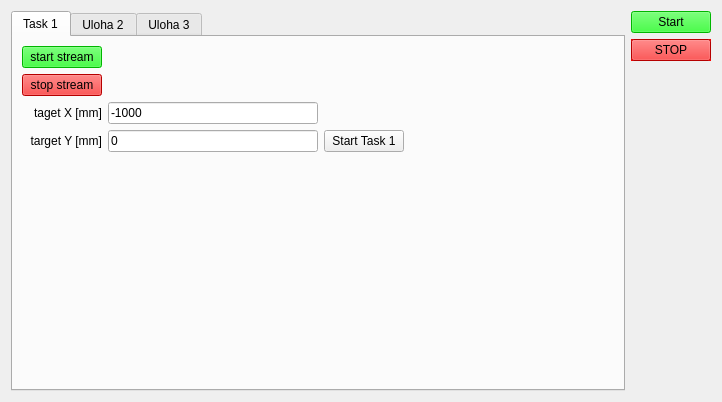
This is irobot/iRobotGUI.ui in amirhammad/iRobotCreate as Qt 5 draws it before an edit. The edited form follows.
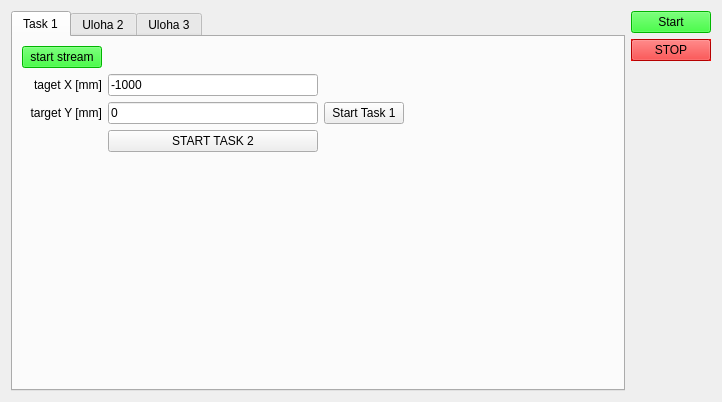
This is the edited form.

Commit message:
Task1 and Task2 working
Task1: make square
Task2: clean rectangle by user defined dimensions

What changed in the file:
```diff
--- a/irobot/iRobotGUI.ui
+++ b/irobot/iRobotGUI.ui
@@ -897,428 +897,6 @@
        <string>Task 1</string>
       </attribute>
       <layout class="QGridLayout" name="gridLayout">
-       <item row="1" column="0">
-        <widget class="QPushButton" name="buttonTask1Stop">
-         <property name="palette">
-          <palette>
-           <active>
-            <colorrole role="WindowText">
-             <brush brushstyle="SolidPattern">
-              <color alpha="255">
-               <red>0</red>
-               <green>0</green>
-               <blue>0</blue>
-              </color>
-             </brush>
-            </colorrole>
-            <colorrole role="Button">
-             <brush brushstyle="SolidPattern">
-              <color alpha="255">
-               <red>255</red>
-               <green>0</green>
-               <blue>0</blue>
-              </color>
-             </brush>
-            </colorrole>
-            <colorrole role="Light">
-             <brush brushstyle="SolidPattern">
-              <color alpha="255">
-               <red>255</red>
-               <green>127</green>
-               <blue>127</blue>
-              </color>
-             </brush>
-            </colorrole>
-            <colorrole role="Midlight">
-             <brush brushstyle="SolidPattern">
-              <color alpha="255">
-               <red>255</red>
-               <green>63</green>
-               <blue>63</blue>
-              </color>
-             </brush>
-            </colorrole>
-            <colorrole role="Dark">
-             <brush brushstyle="SolidPattern">
-              <color alpha="255">
-               <red>127</red>
-               <green>0</green>
-               <blue>0</blue>
-              </color>
-             </brush>
-            </colorrole>
-            <colorrole role="Mid">
-             <brush brushstyle="SolidPattern">
-              <color alpha="255">
-               <red>170</red>
-               <green>0</green>
-               <blue>0</blue>
-              </color>
-             </brush>
-            </colorrole>
-            <colorrole role="Text">
-             <brush brushstyle="SolidPattern">
-              <color alpha="255">
-               <red>0</red>
-               <green>0</green>
-               <blue>0</blue>
-              </color>
-             </brush>
-            </colorrole>
-            <colorrole role="BrightText">
-             <brush brushstyle="SolidPattern">
-              <color alpha="255">
-               <red>255</red>
-               <green>255</green>
-               <blue>255</blue>
-              </color>
-             </brush>
-            </colorrole>
-            <colorrole role="ButtonText">
-             <brush brushstyle="SolidPattern">
-              <color alpha="255">
-               <red>0</red>
-               <green>0</green>
-               <blue>0</blue>
-              </color>
-             </brush>
-            </colorrole>
-            <colorrole role="Base">
-             <brush brushstyle="SolidPattern">
-              <color alpha="255">
-               <red>255</red>
-               <green>255</green>
-               <blue>255</blue>
-              </color>
-             </brush>
-            </colorrole>
-            <colorrole role="Window">
-             <brush brushstyle="SolidPattern">
-              <color alpha="255">
-               <red>255</red>
-               <green>0</green>
-               <blue>0</blue>
-              </color>
-             </brush>
-            </colorrole>
-            <colorrole role="Shadow">
-             <brush brushstyle="SolidPattern">
-              <color alpha="255">
-               <red>0</red>
-               <green>0</green>
-               <blue>0</blue>
-              </color>
-             </brush>
-            </colorrole>
-            <colorrole role="AlternateBase">
-             <brush brushstyle="SolidPattern">
-              <color alpha="255">
-               <red>255</red>
-               <green>127</green>
-               <blue>127</blue>
-              </color>
-             </brush>
-            </colorrole>
-            <colorrole role="ToolTipBase">
-             <brush brushstyle="SolidPattern">
-              <color alpha="255">
-               <red>255</red>
-               <green>255</green>
-               <blue>220</blue>
-              </color>
-             </brush>
-            </colorrole>
-            <colorrole role="ToolTipText">
-             <brush brushstyle="SolidPattern">
-              <color alpha="255">
-               <red>0</red>
-               <green>0</green>
-               <blue>0</blue>
-              </color>
-             </brush>
-            </colorrole>
-           </active>
-           <inactive>
-            <colorrole role="WindowText">
-             <brush brushstyle="SolidPattern">
-              <color alpha="255">
-               <red>0</red>
-               <green>0</green>
-               <blue>0</blue>
-              </color>
-             </brush>
-            </colorrole>
-            <colorrole role="Button">
-             <brush brushstyle="SolidPattern">
-              <color alpha="255">
-               <red>255</red>
-               <green>0</green>
-               <blue>0</blue>
-              </color>
-             </brush>
-            </colorrole>
-            <colorrole role="Light">
-             <brush brushstyle="SolidPattern">
-              <color alpha="255">
-               <red>255</red>
-               <green>127</green>
-               <blue>127</blue>
-              </color>
-             </brush>
-            </colorrole>
-            <colorrole role="Midlight">
-             <brush brushstyle="SolidPattern">
-              <color alpha="255">
-               <red>255</red>
-               <green>63</green>
-               <blue>63</blue>
-              </color>
-             </brush>
-            </colorrole>
-            <colorrole role="Dark">
-             <brush brushstyle="SolidPattern">
-              <color alpha="255">
-               <red>127</red>
-               <green>0</green>
-               <blue>0</blue>
-              </color>
-             </brush>
-            </colorrole>
-            <colorrole role="Mid">
-             <brush brushstyle="SolidPattern">
-              <color alpha="255">
-               <red>170</red>
-               <green>0</green>
-               <blue>0</blue>
-              </color>
-             </brush>
-            </colorrole>
-            <colorrole role="Text">
-             <brush brushstyle="SolidPattern">
-              <color alpha="255">
-               <red>0</red>
-               <green>0</green>
-               <blue>0</blue>
-              </color>
-             </brush>
-            </colorrole>
-            <colorrole role="BrightText">
-             <brush brushstyle="SolidPattern">
-              <color alpha="255">
-               <red>255</red>
-               <green>255</green>
-               <blue>255</blue>
-              </color>
-             </brush>
-            </colorrole>
-            <colorrole role="ButtonText">
-             <brush brushstyle="SolidPattern">
-              <color alpha="255">
-               <red>0</red>
-               <green>0</green>
-               <blue>0</blue>
-              </color>
-             </brush>
-            </colorrole>
-            <colorrole role="Base">
-             <brush brushstyle="SolidPattern">
-              <color alpha="255">
-               <red>255</red>
-               <green>255</green>
-               <blue>255</blue>
-              </color>
-             </brush>
-            </colorrole>
-            <colorrole role="Window">
-             <brush brushstyle="SolidPattern">
-              <color alpha="255">
-               <red>255</red>
-               <green>0</green>
-               <blue>0</blue>
-              </color>
-             </brush>
-            </colorrole>
-            <colorrole role="Shadow">
-             <brush brushstyle="SolidPattern">
-              <color alpha="255">
-               <red>0</red>
-               <green>0</green>
-               <blue>0</blue>
-              </color>
-             </brush>
-            </colorrole>
-            <colorrole role="AlternateBase">
-             <brush brushstyle="SolidPattern">
-              <color alpha="255">
-               <red>255</red>
-               <green>127</green>
-               <blue>127</blue>
-              </color>
-             </brush>
-            </colorrole>
-            <colorrole role="ToolTipBase">
-             <brush brushstyle="SolidPattern">
-              <color alpha="255">
-               <red>255</red>
-               <green>255</green>
-               <blue>220</blue>
-              </color>
-             </brush>
-            </colorrole>
-            <colorrole role="ToolTipText">
-             <brush brushstyle="SolidPattern">
-              <color alpha="255">
-               <red>0</red>
-               <green>0</green>
-               <blue>0</blue>
-              </color>
-             </brush>
-            </colorrole>
-           </inactive>
-           <disabled>
-            <colorrole role="WindowText">
-             <brush brushstyle="SolidPattern">
-              <color alpha="255">
-               <red>127</red>
-               <green>0</green>
-               <blue>0</blue>
-              </color>
-             </brush>
-            </colorrole>
-            <colorrole role="Button">
-             <brush brushstyle="SolidPattern">
-              <color alpha="255">
-               <red>255</red>
-               <green>0</green>
-               <blue>0</blue>
-              </color>
-             </brush>
-            </colorrole>
-            <colorrole role="Light">
-             <brush brushstyle="SolidPattern">
-              <color alpha="255">
-               <red>255</red>
-               <green>127</green>
-               <blue>127</blue>
-              </color>
-             </brush>
-            </colorrole>
-            <colorrole role="Midlight">
-             <brush brushstyle="SolidPattern">
-              <color alpha="255">
-               <red>255</red>
-               <green>63</green>
-               <blue>63</blue>
-              </color>
-             </brush>
-            </colorrole>
-            <colorrole role="Dark">
-             <brush brushstyle="SolidPattern">
-              <color alpha="255">
-               <red>127</red>
-               <green>0</green>
-               <blue>0</blue>
-              </color>
-             </brush>
-            </colorrole>
-            <colorrole role="Mid">
-             <brush brushstyle="SolidPattern">
-              <color alpha="255">
-               <red>170</red>
-               <green>0</green>
-               <blue>0</blue>
-              </color>
-             </brush>
-            </colorrole>
-            <colorrole role="Text">
-             <brush brushstyle="SolidPattern">
-              <color alpha="255">
-               <red>127</red>
-               <green>0</green>
-               <blue>0</blue>
-              </color>
-             </brush>
-            </colorrole>
-            <colorrole role="BrightText">
-             <brush brushstyle="SolidPattern">
-              <color alpha="255">
-               <red>255</red>
-               <green>255</green>
-               <blue>255</blue>
-              </color>
-             </brush>
-            </colorrole>
-            <colorrole role="ButtonText">
-             <brush brushstyle="SolidPattern">
-              <color alpha="255">
-               <red>127</red>
-               <green>0</green>
-               <blue>0</blue>
-              </color>
-             </brush>
-            </colorrole>
-            <colorrole role="Base">
-             <brush brushstyle="SolidPattern">
-              <color alpha="255">
-               <red>255</red>
-               <green>0</green>
-               <blue>0</blue>
-              </color>
-             </brush>
-            </colorrole>
-            <colorrole role="Window">
-             <brush brushstyle="SolidPattern">
-              <color alpha="255">
-               <red>255</red>
-               <green>0</green>
-               <blue>0</blue>
-              </color>
-             </brush>
-            </colorrole>
-            <colorrole role="Shadow">
-             <brush brushstyle="SolidPattern">
-              <color alpha="255">
-               <red>0</red>
-               <green>0</green>
-               <blue>0</blue>
-              </color>
-             </brush>
-            </colorrole>
-            <colorrole role="AlternateBase">
-             <brush brushstyle="SolidPattern">
-              <color alpha="255">
-               <red>255</red>
-               <green>0</green>
-               <blue>0</blue>
-              </color>
-             </brush>
-            </colorrole>
-            <colorrole role="ToolTipBase">
-             <brush brushstyle="SolidPattern">
-              <color alpha="255">
-               <red>255</red>
-               <green>255</green>
-               <blue>220</blue>
-              </color>
-             </brush>
-            </colorrole>
-            <colorrole role="ToolTipText">
-             <brush brushstyle="SolidPattern">
-              <color alpha="255">
-               <red>0</red>
-               <green>0</green>
-               <blue>0</blue>
-              </color>
-             </brush>
-            </colorrole>
-           </disabled>
-          </palette>
-         </property>
-         <property name="text">
-          <string>stop stream</string>
-         </property>
-        </widget>
-       </item>
        <item row="4" column="0">
         <spacer name="verticalSpacer_2">
          <property name="orientation">
@@ -1767,7 +1345,7 @@
          </property>
         </spacer>
        </item>
-       <item row="2" column="0">
+       <item row="1" column="0">
         <widget class="QLabel" name="label">
          <property name="text">
           <string>taget X [mm]</string>
@@ -1777,7 +1355,7 @@
          </property>
         </widget>
        </item>
-       <item row="3" column="0">
+       <item row="2" column="0">
         <widget class="QLabel" name="label_2">
          <property name="text">
           <string>target Y [mm]</string>
@@ -1787,27 +1365,34 @@
          </property>
         </widget>
        </item>
-       <item row="3" column="1">
+       <item row="2" column="1">
         <widget class="QLineEdit" name="task1LineEditTargetY">
          <property name="text">
           <string>0</string>
          </property>
         </widget>
        </item>
-       <item row="2" column="1">
+       <item row="1" column="1">
         <widget class="QLineEdit" name="task1LineEditTargetX">
          <property name="text">
           <string>-1000</string>
          </property>
         </widget>
        </item>
-       <item row="3" column="2">
+       <item row="2" column="2">
         <widget class="QPushButton" name="buttonTask1Go">
          <property name="text">
           <string>Start Task 1</string>
          </property>
         </widget>
        </item>
+       <item row="3" column="1">
+        <widget class="QPushButton" name="buttonTask2Go">
+         <property name="text">
+          <string>START TASK 2</string>
+         </property>
+        </widget>
+       </item>
       </layout>
      </widget>
      <widget class="QWidget" name="tab_2">
```
Left out of the diff: 33 changed lines with no effect on the pictures. The commit also changes 1 other file.
